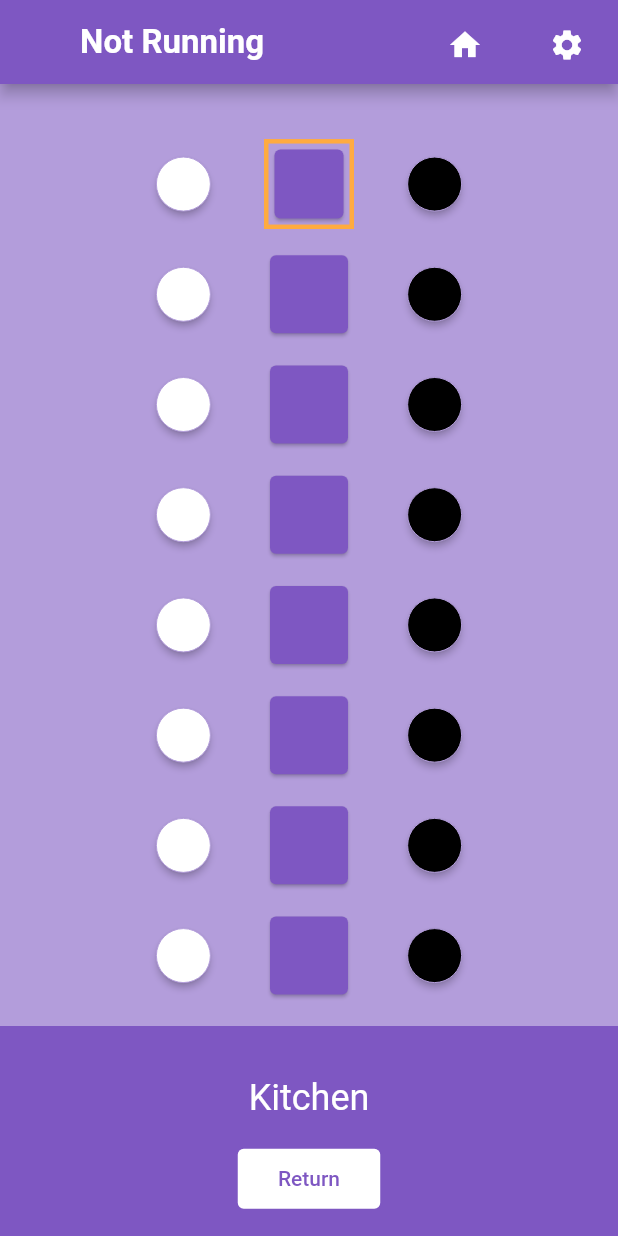
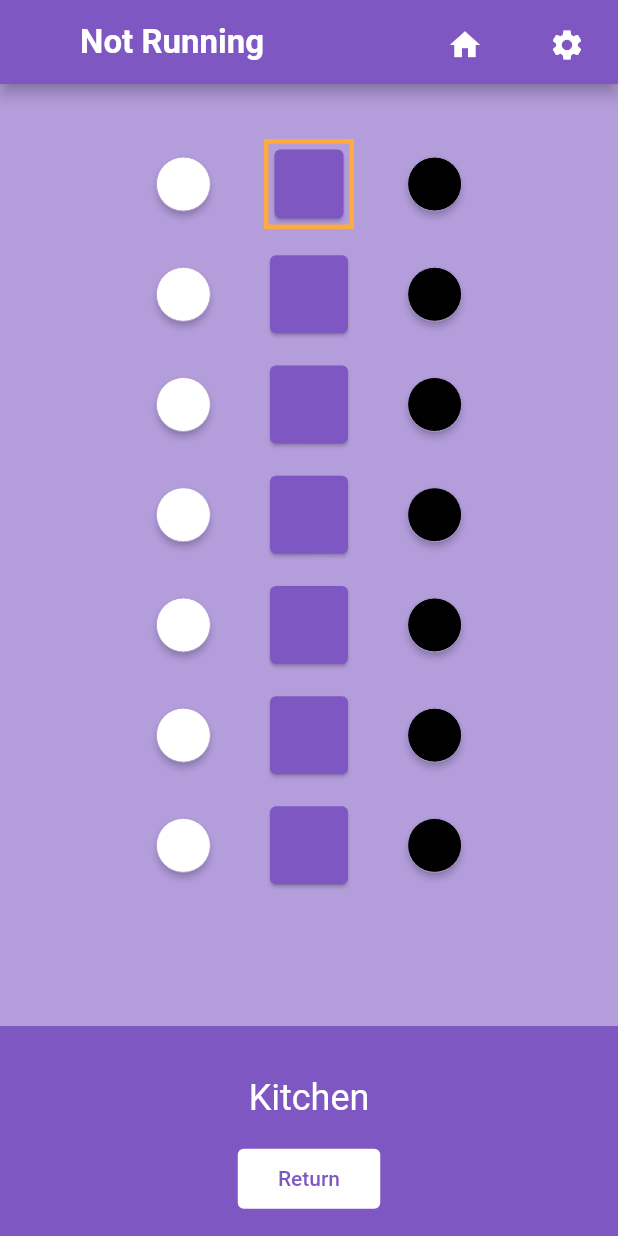
Before and after one commit to RobinsonEngineering/RoboCarApp, a Flutter app: the Settings screen opened directly, after a tap on the "home" icon, on a phone screen of 412 x 824 dp. Run offline on Flutter 3.47's test engine with Material 2 defaults, Android fonts, the phone set to English and light mode, and no system bars; our stand-ins replace riverpod, shared_preferences; missing offline and left inert: passcode_screen; accounts and stored records are empty.

Commit message:
Table change

```diff
--- a/lib/components/table_manager.dart
+++ b/lib/components/table_manager.dart
@@ -5,6 +5,7 @@ class TableManager {
 
   List<String> names = List.filled(8, "");
   SharedPreferences? prefs;
+  int numberOfTables = 7;
 
   TableManager._internal() {
     setup();
@@ -31,4 +32,8 @@ class TableManager {
       prefs!.setString(index.toString(), str);
     }
   }
+
+  int GetNumberTables() {
+    return numberOfTables;
+  }
 }
--- a/lib/pages/home.dart
+++ b/lib/pages/home.dart
@@ -6,6 +6,7 @@ import 'package:characterization/pages/settings.dart';
 import 'package:flutter/material.dart';
 
 import '../components/table.dart';
+import '../components/table_manager.dart';
 
 class Home extends StatelessWidget {
   String password = "";
@@ -14,21 +15,23 @@ class Home extends StatelessWidget {
   double spacing = 0.22;
 
   List<double> initTables() {
-    List<double> tableY = List.filled(8, 1.0);
+    List<double> tableY = List.filled(TableManager().GetNumberTables(), 1.0);
     for (int i = 0; i < tableY.length; ++i) {
       tableY[i] = start + spacing * i;
     }
     return tableY;
   }
 
+  List<double> zeros = List.filled(TableManager().GetNumberTables(), 0.0);
+
   @override
   Widget build(BuildContext context) {
     return Scaffold(
       appBar: Appbar(),
       body: SushiTable(
-            xs: [-0.0, -0.0, -0.0, -0.0, -0.0, -0.0, -0.0, -0.0],
+            xs: zeros,
             ys: initTables(),
-            thetas: [0.0, 0.0 ,0.0, 0.0, 0.0, 0.0, 0.0, 0.0],
+            thetas: zeros,
             lefts: ["08","07", "06", "05", "04","03","02","01"],
             rights: ["18","17", "16", "15", "14","13","12","11"],
           ),
--- a/lib/pages/settings.dart
+++ b/lib/pages/settings.dart
@@ -31,7 +31,7 @@ class Settings extends StatelessWidget {
                   child: Column(
                       mainAxisAlignment: MainAxisAlignment.spaceEvenly,
                       children: (() {
-                        List<Widget> widgets = List.filled(8, Center());
+                        List<Widget> widgets = List.filled(TableManager().GetNumberTables(), Center());
                         for (int index = 0; index < widgets.length; ++index) {
                           widgets[index] = Container(
                               height: 60,
```
